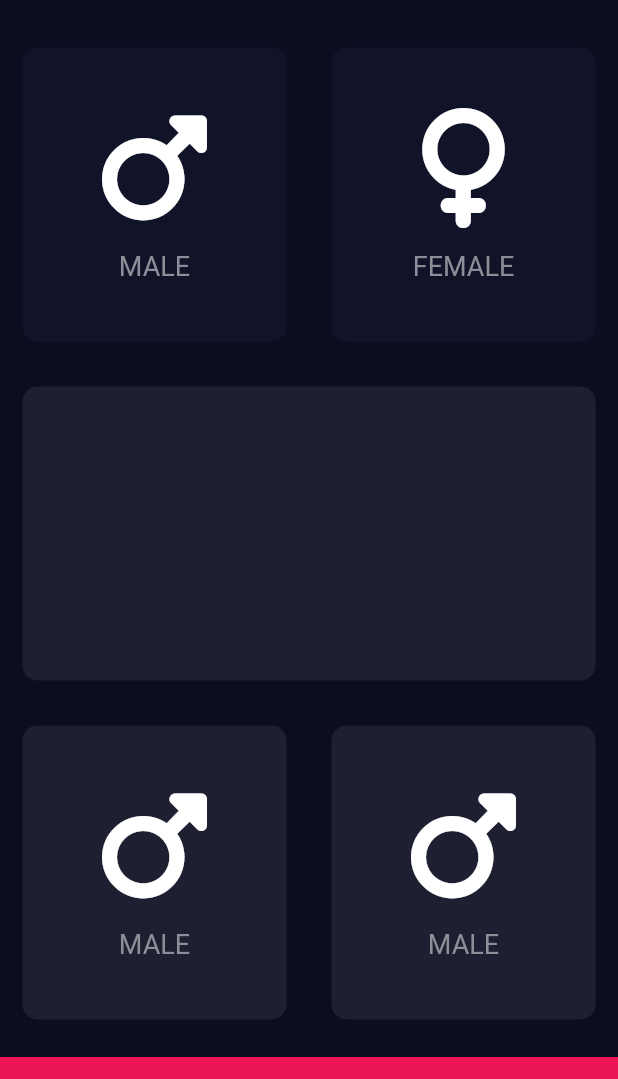
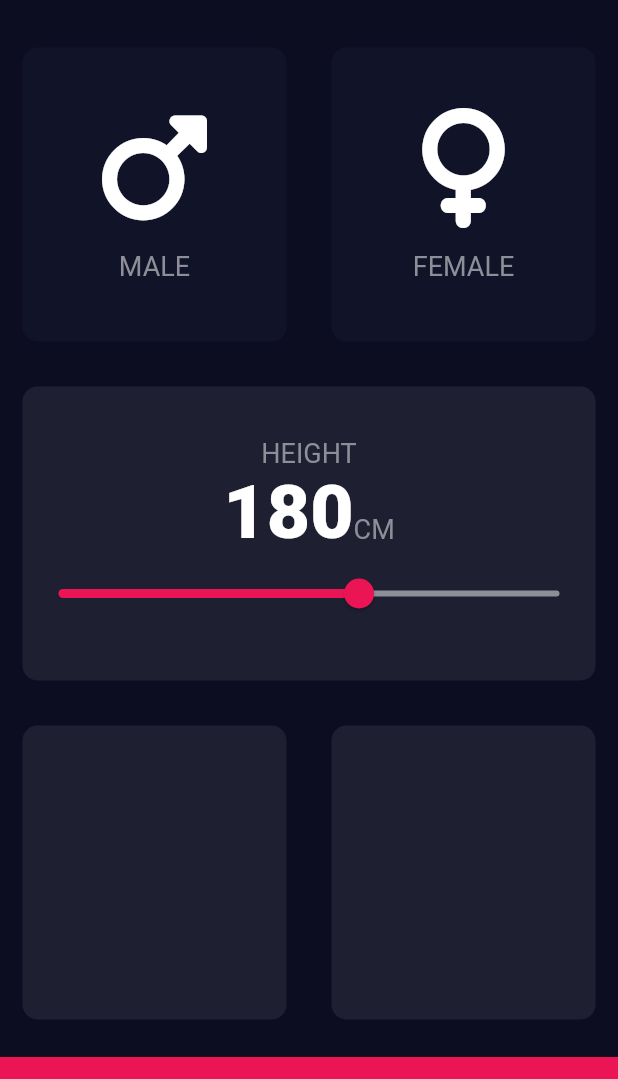
Before and after one commit to R4Y4N16/BMI_Calculator, a Flutter app: the screen it shows after launch, on a phone screen of 412 x 824 dp, the part 59-1138 px from its top. Run offline on Flutter 3.47's test engine with Material 2 defaults, Android fonts, the phone set to English and light mode, and no system bars; our stand-ins replace font_awesome_flutter.

Commit message:
Created the Slider widget for height adjustment

```diff
--- /dev/null
+++ b/lib/constants.dart
@@ -0,0 +1,16 @@
+import 'package:flutter/material.dart';
+
+const kBottomContainerHeight = 80.0;
+const kActiveCardColour = Color(0xFF1e1f31);
+const kInactiveCardColour = Color(0xFF111328);
+const kBottomContainerColour = Color(0xFFEB1555);
+
+const kLabelTextStyle = TextStyle(
+  fontSize: 18.0,
+  color: Color(0xFF8D8E98),
+);
+
+const kNumberTextStyle = TextStyle(
+  fontSize: 50.0,
+  fontWeight: FontWeight.w900,
+);
--- a/lib/icon_content.dart
+++ b/lib/icon_content.dart
@@ -1,9 +1,5 @@
 import 'package:flutter/material.dart';
-
-const labelTextStyle = TextStyle(
-  fontSize: 18.0,
-  color: Color(0xFF8D8E98),
-);
+import 'constants.dart';
 
 class IconContent extends StatelessWidget {
   IconContent({required this.icon, required this.label});
@@ -25,7 +21,7 @@ class IconContent extends StatelessWidget {
         ),
         Text(
           label,
-          style: labelTextStyle
+          style: kLabelTextStyle
         )
       ],
     );
--- a/lib/input_page.dart
+++ b/lib/input_page.dart
@@ -2,11 +2,7 @@ import 'package:flutter/material.dart';
 import 'package:font_awesome_flutter/font_awesome_flutter.dart';
 import 'reusable_card.dart';
 import 'icon_content.dart';
-
-const bottomContainerHeight = 80.0;
-const activeCardColour = Color(0xFF1e1f31);
-const inactiveCardColour = Color(0xFF111328);
-const bottomContainerColour = Color(0xFFEB1555);
+import 'constants.dart';
 enum Gender{
   male,
   female,
@@ -19,7 +15,7 @@ class InputPage extends StatefulWidget {
 
 class _InputPageState extends State<InputPage> {
   Gender? selectedGender;
-
+  int height = 180;
   @override
   Widget build(BuildContext context) {
     return Scaffold(
@@ -27,6 +23,7 @@ class _InputPageState extends State<InputPage> {
         title: const Center(child: Text('BMI CALCULATOR')),
       ),
       body: Column(
+        crossAxisAlignment: CrossAxisAlignment.stretch,
         mainAxisAlignment: MainAxisAlignment.center,
         children: <Widget>[
           Expanded(child: Row(
@@ -38,7 +35,7 @@ class _InputPageState extends State<InputPage> {
                       selectedGender = Gender.male;
                     });
                   },
-                  colour: selectedGender == Gender.male ? activeCardColour:inactiveCardColour,
+                  colour: selectedGender == Gender.male ? kActiveCardColour:kInactiveCardColour,
                   cardChild: IconContent(label: 'MALE',icon: FontAwesomeIcons.mars),
                 ),
               ),
@@ -49,29 +46,80 @@ class _InputPageState extends State<InputPage> {
                         selectedGender = Gender.female;
                       });
                     },
-                    colour: selectedGender == Gender.female ? activeCardColour: inactiveCardColour,
+                    colour: selectedGender == Gender.female ? kActiveCardColour: kInactiveCardColour,
                     cardChild: IconContent(icon: FontAwesomeIcons.venus, label: 'FEMALE')),
               ),
             ],
           )),
-          Expanded(child: Container(
-            margin: const EdgeInsets.all(15.0),
-            decoration: BoxDecoration(
-              color: activeCardColour,
-              borderRadius: BorderRadius.circular(10.0),
-            ),
-          ),),
+          Expanded(child: ReusableCard(
+              colour: kActiveCardColour,
+              cardChild: Column(
+                mainAxisAlignment: MainAxisAlignment.center,
+                children: <Widget>[
+                  Text(
+                    'HEIGHT',
+                    style: kLabelTextStyle,
+                  ),
+                  Row(
+                    mainAxisAlignment: MainAxisAlignment.center,
+                    textBaseline: TextBaseline.alphabetic,
+                    crossAxisAlignment: CrossAxisAlignment.baseline,
+                    children: <Widget>[
+                      Text(
+                        height.toString(),
+                        style: kNumberTextStyle,
+                      ),
+                      Text(
+                        'CM',
+                        style: kLabelTextStyle,
+                      ),
+                    ],
+                  ),
+                  Slider(
+                    value: height.toDouble(),
+                    min: 120.0,
+                    max: 220.0,
+                    activeColor: Color(0xFFEB1555),
+                    inactiveColor: Color(0xFF8D8E98),
+                    onChanged: (double newValue){
+                      setState(() {
+                        height = newValue.toInt();
+                      });
+                    },
+                  ),
+                ],
+              ), onPress: () {  },
+          ),
+          ),
           Expanded(child: Row(
             children: <Widget>[
-              Expanded(child: ReusableCard(onPress: (){}, colour: activeCardColour,cardChild: IconContent(label: 'MALE',icon: FontAwesomeIcons.mars),)),
-              Expanded(child: ReusableCard(onPress: (){},colour: activeCardColour,cardChild: IconContent(label: 'MALE',icon: FontAwesomeIcons.mars),)),
+              Expanded(
+                  child: ReusableCard(
+                    onPress: (){},
+                    colour: kActiveCardColour,
+                    cardChild: Column(
+                      children: <Widget>[
+                      ],
+                    ),
+                  ),
+              ),
+              Expanded(
+                  child: ReusableCard(
+                    onPress: (){},
+                    colour: kActiveCardColour,
+                    cardChild: Column(
+                      children: <Widget>[
+                      ],
+                    ),
+                  ),
+              ),
             ],
           )),
           Container(
-            color: bottomContainerColour,
+            color: kBottomContainerColour,
             margin: EdgeInsets.only(top: 10.0),
             width: double.infinity,
-            height: bottomContainerHeight,
+            height: kBottomContainerHeight,
           ),
         ],
       ),
```
